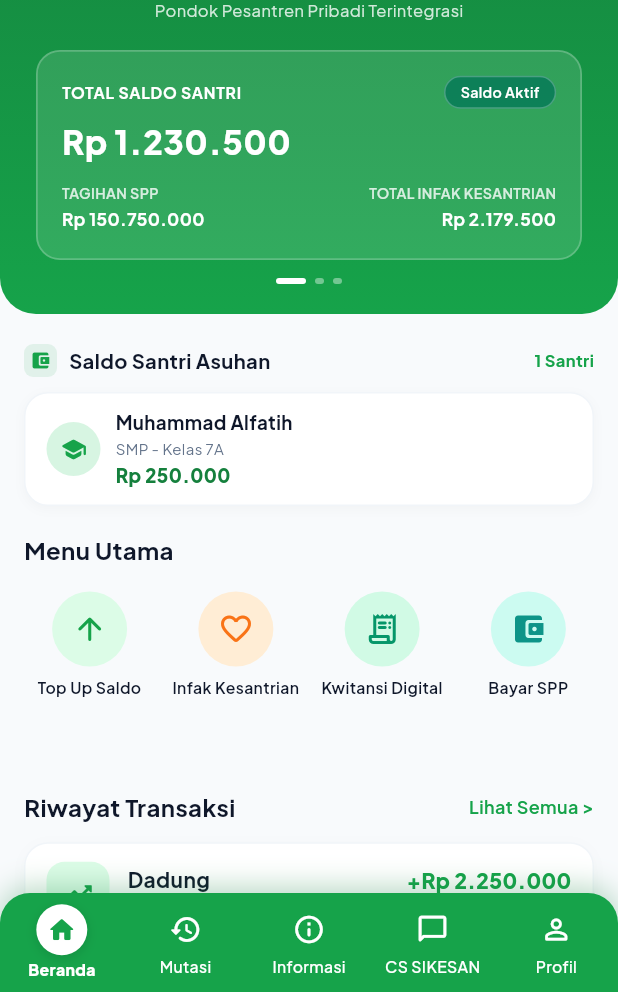
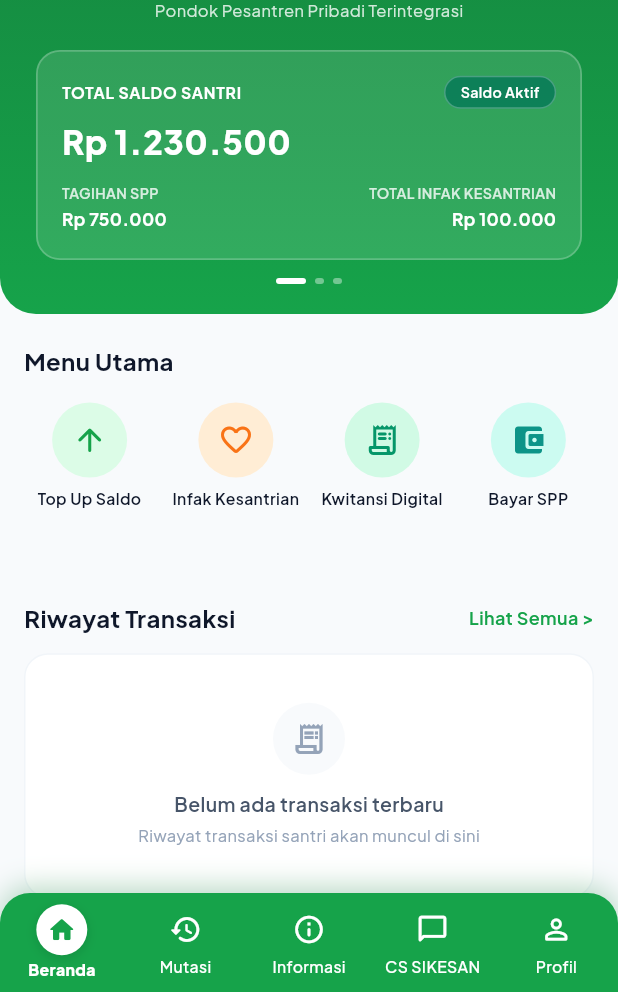
Before and after one commit to RijalSolehudin/mobile-sikesan-flutter, a Flutter app: the HomeScreen screen opened by its route, on a phone screen of 412 x 824 dp, the part 244-1236 px from its top. Run offline on Flutter 3.47's test engine with Material 3 defaults, Android fonts, the phone set to English and light mode, and no system bars; our stand-ins replace dio, equatable, fl_chart, flutter_bloc, flutter_secure_storage, go_router and 6 more; accounts and stored records are empty; network calls fail.

Commit message:
feat: enhance financial compliance logging, 30m bendahara timeout, stable idempotency, and remove dummy data

```diff
--- a/lib/core/constants/api_endpoints.dart
+++ b/lib/core/constants/api_endpoints.dart
@@ -1,9 +1,9 @@
 import 'package:flutter/foundation.dart' show kIsWeb;
 
 class ApiEndpoints {
-  // Staging Container Gateway (sikesan-staging-gateway mapped to port 8080)
-  static const String stagingLocalPort = '8080';
-  static const String stagingTunnelUrl =
+  // Staging Cloudflare Named Tunnel endpoint
+  static const String envBaseUrl = String.fromEnvironment('API_BASE_URL');
+  static const String defaultStagingUrl =
       'https://ears-very-solaris-affecting.trycloudflare.com/api/v1';
 
   // Custom override if needed
@@ -13,10 +13,13 @@
     if (customBaseUrl != null && customBaseUrl!.isNotEmpty) {
       return customBaseUrl!;
     }
+    if (envBaseUrl.isNotEmpty) {
+      return envBaseUrl;
+    }
     if (kIsWeb) {
       return '/api/v1';
     }
-    return stagingTunnelUrl;
+    return defaultStagingUrl;
   }
 
   // Auth
--- /dev/null
+++ b/lib/core/services/session_timeout_listener.dart
@@ -0,0 +1,88 @@
+import 'dart:async';
+import 'package:flutter/material.dart';
+import '../../features/auth/bloc/auth_bloc.dart';
+
+class SessionTimeoutListener extends StatefulWidget {
+  final Widget child;
+  final AuthBloc authBloc;
+  final Duration timeoutDuration;
+  final void Function()? onTimeout;
+
+  const SessionTimeoutListener({
+    super.key,
+    required this.child,
+    required this.authBloc,
+    this.timeoutDuration = const Duration(minutes: 30),
+    this.onTimeout,
+  });
+
+  @override
+  State<SessionTimeoutListener> createState() => _SessionTimeoutListenerState();
+}
+
+class _SessionTimeoutListenerState extends State<SessionTimeoutListener> {
+  Timer? _timer;
+  StreamSubscription<AuthState>? _authSubscription;
+
+  @override
+  void initState() {
+    super.initState();
+    _checkAndResetTimer(widget.authBloc.state);
+    _authSubscription = widget.authBloc.stream.listen((state) {
+      _checkAndResetTimer(state);
+    });
+  }
+
+  @override
+  void dispose() {
+    _timer?.cancel();
+    _authSubscription?.cancel();
+    super.dispose();
+  }
+
+  bool _isBendahara(AuthState state) {
+    if (!state.isAuthenticated || state.user == null) return false;
+    final role = state.user!.role.toLowerCase();
+    return role.contains('bendahara');
+  }
+
+  void _checkAndResetTimer(AuthState state) {
+    if (_isBendahara(state)) {
+      _startTimer();
+    } else {
+      _timer?.cancel();
+      _timer = null;
+    }
+  }
+
+  void _startTimer() {
+    _timer?.cancel();
+    _timer = Timer(widget.timeoutDuration, _handleTimeout);
+  }
+
+  void _handleTimeout() {
+    if (!mounted) return;
+
+    if (_isBendahara(widget.authBloc.state)) {
+      widget.authBloc.add(const AuthLogoutRequested());
+      widget.onTimeout?.call();
+    }
+  }
+
+  void _onUserInteraction([_]) {
+    if (_isBendahara(widget.authBloc.state)) {
+      _startTimer();
+    }
+  }
+
+  @override
+  Widget build(BuildContext context) {
+    return Listener(
+      behavior: HitTestBehavior.translucent,
+      onPointerDown: _onUserInteraction,
+      onPointerMove: _onUserInteraction,
+      onPointerUp: _onUserInteraction,
+      child: widget.child,
+    );
+  }
+}
--- a/lib/data/models/dashboard_metric_model.dart
+++ b/lib/data/models/dashboard_metric_model.dart
@@ -99,22 +99,20 @@
     );
   }
 
-  factory DashboardMetricModel.dummy() {
-    return const DashboardMetricModel(
-      totalBalance: 1230500,
-      totalIncome: 3410000,
-      totalExpense: 2179500,
-      totalUnpaidSpp: 150750000,
-      monthlyBill: 750000,
+  factory DashboardMetricModel.empty({String role = 'Wali Santri'}) {
+    final isGuardian = role.toLowerCase().contains('wali');
+    return DashboardMetricModel(
+      totalBalance: 0,
+      totalIncome: 0,
+      totalExpense: 0,
+      totalUnpaidSpp: 0,
+      monthlyBill: 0,
       unpaidStatus: 'Bulan Berjalan',
-      students: [
-        StudentSummaryModel(
-          id: 1,
-          name: 'Muhammad Alfatih',
-          grade: 'SMP - Kelas 7A',
-          walletBalance: 250000,
-        ),
-      ],
+      role: role,
+      metricTitle1: isGuardian ? 'SALDO TABUNGAN' : 'TOTAL TABUNGAN SANTRI',
+      metricTitle2: isGuardian ? 'TOTAL PEMASUKAN' : 'SPP BULAN INI',
+      metricTitle3: isGuardian ? 'TOTAL PENGELUARAN' : 'INFAK BULAN INI',
+      students: const [],
     );
   }
 }
--- a/lib/data/models/transaction_item_model.dart
+++ b/lib/data/models/transaction_item_model.dart
@@ -119,19 +119,4 @@
       studentClass: '',
     );
   }
-
-  static List<TransactionItemModel> dummies() {
-    return [
-      TransactionItemModel(
-        id: '1',
-        title: 'Top Up Saldo',
-        category: 'Pemasukan Saldo',
-        amount: 2250000,
-        isIncome: true,
-        date: DateTime(2026, 9, 23, 21, 44),
-        studentName: 'Dadung',
-        studentClass: 'Semua Santri',
-      ),
-    ];
-  }
 }
--- a/lib/data/repositories/dashboard_repository.dart
+++ b/lib/data/repositories/dashboard_repository.dart
@@ -32,11 +32,11 @@
         }
       }
 
-      return ApiSuccess(DashboardMetricModel.dummy());
+      return ApiSuccess(DashboardMetricModel.empty(role: role));
     } on DioException catch (e) {
       if (e.response?.statusCode == 403 || e.response?.statusCode == 404) {
         // Fallback for roles that don't have dedicated dashboard metric
-        return ApiSuccess(DashboardMetricModel.dummy());
+        return ApiSuccess(DashboardMetricModel.empty(role: role));
       }
       return ApiFailure(
         e.response?.data?['message'] ?? 'Gagal memuat metrik dashboard',
--- a/lib/features/dashboard/bloc/dashboard_bloc.dart
+++ b/lib/features/dashboard/bloc/dashboard_bloc.dart
@@ -67,7 +67,7 @@
           results[1] as ApiResult<List<TransactionItemModel>>;
       final menuItems = results[2] as List<MenuItemModel>;
 
-      DashboardMetricModel metrics = DashboardMetricModel.dummy();
+      DashboardMetricModel metrics = DashboardMetricModel.empty(role: role);
       if (metricsResult is ApiSuccess<DashboardMetricModel>) {
         metrics = metricsResult.data;
       }
--- a/lib/features/dashboard/home_screen.dart
+++ b/lib/features/dashboard/home_screen.dart
@@ -99,9 +99,7 @@
                         ? menuList
                         : menuList.take(8).toList());
               final cards = _buildCarouselCards(state, userRole);
-              final displayTransactions = state.transactions.isNotEmpty
-                  ? state.transactions
-                  : TransactionItemModel.dummies();
+              final displayTransactions = state.transactions;
 
               return RefreshIndicator(
                 color: AppColors.primary,
@@ -536,6 +534,56 @@
                                       borderRadius: 16,
                                     ),
                                   ),
+                                ),
+                              )
+                            else if (displayTransactions.isEmpty)
+                              Container(
+                                width: double.infinity,
+                                padding: const EdgeInsets.symmetric(
+                                  vertical: 32,
+                                  horizontal: 16,
+                                ),
+                                decoration: BoxDecoration(
+                                  color: Colors.white,
+                                  borderRadius: BorderRadius.circular(16),
+                                  border: Border.all(
+                                    color: const Color(0xFFF1F5F9),
+                                  ),
+                                ),
+                                child: Column(
+                                  children: [
+                                    Container(
+                                      width: 48,
+                                      height: 48,
+                                      decoration: const BoxDecoration(
+                                        color: Color(0xFFF8FAFC),
+                                        shape: BoxShape.circle,
+                                      ),
+                                      child: const Icon(
+                                        Icons.receipt_long_outlined,
+                                        size: 24,
+                                        color: Color(0xFF94A3B8),
+                                      ),
+                                    ),
+                                    const SizedBox(height: 10),
+                                    Text(
+                                      'Belum ada transaksi terbaru',
+                                      style: AppTypography.itemTitle.copyWith(
+                                        fontWeight: FontWeight.w600,
+                                        fontSize: 13,
+                                        color: const Color(0xFF475569),
+                                      ),
+                                    ),
+                                    const SizedBox(height: 4),
+                                    Text(
+                                      'Riwayat transaksi santri akan muncul di sini',
+                                      style:
+                                          AppTypography.itemSubtitle.copyWith(
+                                        fontSize: 11,
+                                        color: const Color(0xFF94A3B8),
+                                      ),
+                                    ),
+                                  ],
                                 ),
                               )
                             else
```
Also changed, not shown: lib/core/network/dio_client.dart (+78 -13 lines), lib/data/local/shared_pref_service.dart (+6 -2 lines), lib/data/repositories/spp_repository.dart (+11 -0 lines), lib/main.dart (+22 -1 lines).
